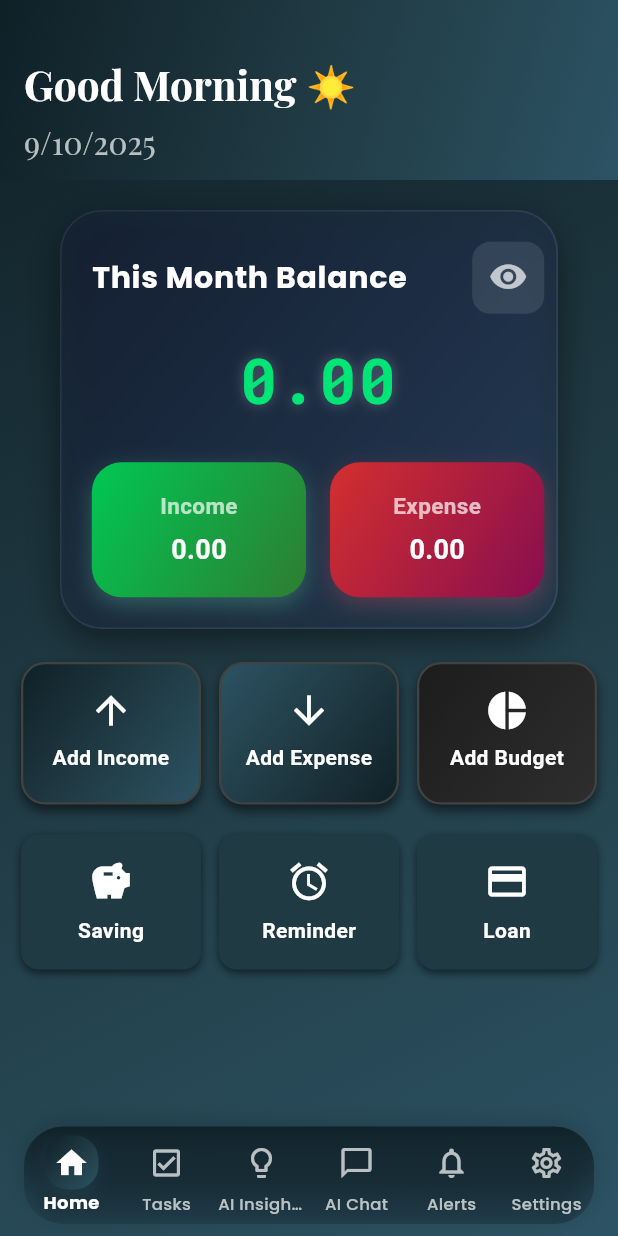
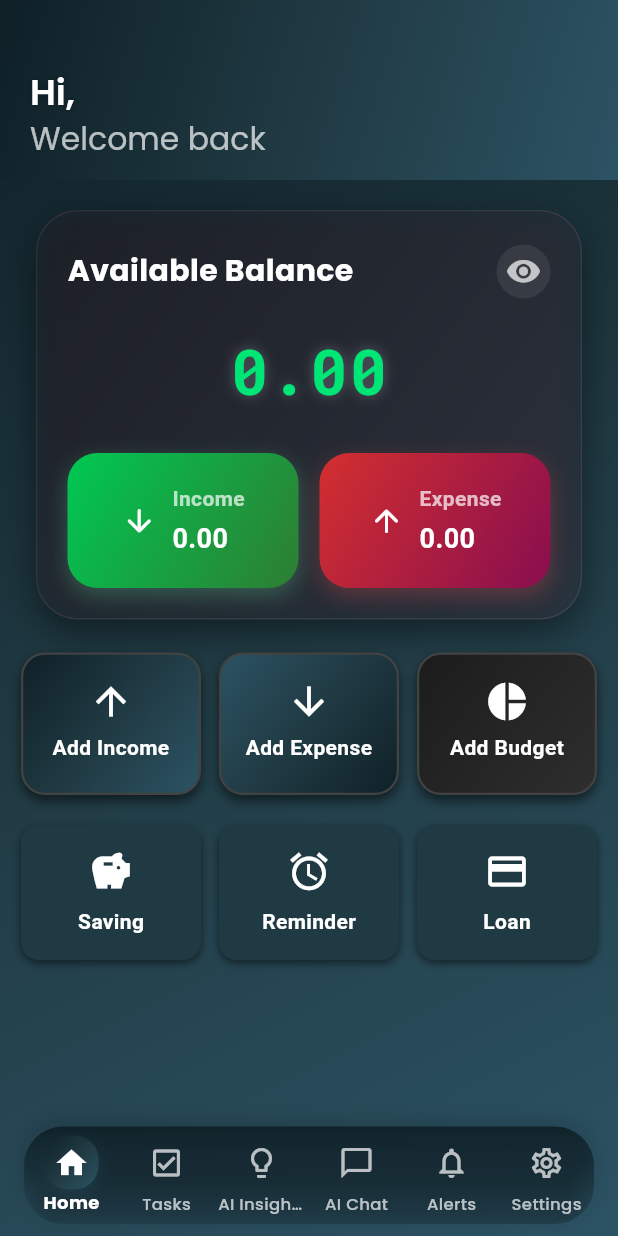
Before and after one commit to Muhammad-Rashid-172002/Artha-Expense-, a Flutter app: the HomeScreen screen opened directly, on a phone screen of 412 x 824 dp. Run offline on Flutter 3.47's test engine with Material 3 defaults, Android fonts, the phone set to English and light mode, and no system bars; our stand-ins replace cloud_firestore, firebase_auth, firebase_core, firebase_messaging, firebase_storage, fl_chart and 13 more; missing offline and left inert: currency_picker; accounts and stored records are empty.

```diff
--- a/lib/Screens/HomeScreen/homescreen.dart
+++ b/lib/Screens/HomeScreen/homescreen.dart
@@ -21,10 +21,18 @@ class _HomeScreenState extends State<HomeScreen> {
   int _currentIndex = 0;
   DateTime? _lastBackPressed;
 
-  final List<Widget> _pages = const [
+  // Define a dummy total value or fetch it from your data source
+  final double total = 0.0;
+
+
+  final List<Widget> _pages = [
     HomePage(),
     TaskPage(),
-    AiInsightsPage(),
+    AiInsightsPage(
+  totalIncome: 110.0 ,
+  totalExpense: 45.0,
+),
+
     Aichatbotpage(),
     NotificationsPage(),
     SettingsPage(),
--- a/lib/Screens/Pages/HomePage.dart
+++ b/lib/Screens/Pages/HomePage.dart
@@ -304,17 +304,18 @@ class _HomePageState extends State<HomePage> {
 
   Widget _buildBalanceCard(double totalIncome, double totalExpense) {
     double balance = totalIncome - totalExpense;
+
     return Padding(
-      padding: const EdgeInsets.symmetric(horizontal: 16),
+      padding: const EdgeInsets.symmetric(horizontal: 16, vertical: 12),
       child: Container(
-  margin: const EdgeInsets.symmetric(horizontal: 16, vertical: 12),
         decoration: BoxDecoration(
           gradient: const LinearGradient(
-      colors: [Color(0xFF141E30), Color(0xFF243B55)],
+            colors: [Color(0xFF1C1F26), Color(0xFF2C313C)],
             begin: Alignment.topLeft,
             end: Alignment.bottomRight,
           ),
           borderRadius: BorderRadius.circular(28),
+          border: Border.all(color: Colors.white.withOpacity(0.08)),
           boxShadow: [
             BoxShadow(
               color: Colors.black.withOpacity(0.45),
@@ -322,62 +323,56 @@ class _HomePageState extends State<HomePage> {
               offset: const Offset(0, 8),
             ),
           ],
-    border: Border.all(color: Colors.white.withOpacity(0.08), width: 1.2),
         ),
         child: ClipRRect(
           borderRadius: BorderRadius.circular(28),
           child: BackdropFilter(
-      filter: ImageFilter.blur(sigmaX: 12, sigmaY: 12),
+            filter: ImageFilter.blur(sigmaX: 10, sigmaY: 10),
             child: Padding(
-        padding: const EdgeInsets.fromLTRB(20, 20, 8, 20), // fixed overflow padding
+              padding: const EdgeInsets.fromLTRB(20, 22, 20, 20),
               child: Column(
                 crossAxisAlignment: CrossAxisAlignment.start,
                 children: [
-            // ===== Header =====
+                  // ===== Top Row (Title + Visibility Button) =====
                   Row(
+                    mainAxisAlignment: MainAxisAlignment.spaceBetween,
                     children: [
-                Expanded(
-                  child: Text(
-                    "This Month Balance",
+                      Text(
+                        "Available Balance",
                         style: GoogleFonts.poppins(
                           fontSize: 20,
                           fontWeight: FontWeight.w700,
                           color: Colors.white,
-                      letterSpacing: 0.5,
                         ),
                       ),
+                      GestureDetector(
+                        onTap: () {
+                          setState(() => _isHidden = !_isHidden);
+                        },
+                        child: Container(
+                          padding: const EdgeInsets.all(6),
+                          decoration: BoxDecoration(
+                            color: Colors.white.withOpacity(0.08),
+                            shape: BoxShape.circle,
                           ),
-                Container(
-                  decoration: BoxDecoration(
-                    color: Colors.white.withOpacity(0.1),
-                    borderRadius: BorderRadius.circular(12),
-                  ),
-                  child: IconButton(
-                    constraints: const BoxConstraints(),
-                    padding: const EdgeInsets.all(6),
-                    icon: Icon(
+                          child: Icon(
                             _isHidden
                                 ? Icons.visibility_off_rounded
                                 : Icons.visibility_rounded,
                             color: Colors.white70,
-                      size: 26,
+                            size: 24,
                           ),
-                    onPressed: () {
-                      setState(() {
-                        _isHidden = !_isHidden;
-                      });
-                    },
                         ),
                       ),
                     ],
                   ),
 
-            const SizedBox(height: 14),
+                  const SizedBox(height: 18),
 
-            // ===== Balance Display =====
+                  // ===== Balance =====
                   Center(
                     child: AnimatedSwitcher(
-                duration: const Duration(milliseconds: 500),
+                      duration: const Duration(milliseconds: 400),
                       child: Text(
                         _isHidden
                             ? "•••••"
@@ -403,104 +398,32 @@ class _HomePageState extends State<HomePage> {
 
                   const SizedBox(height: 25),
 
-            // ===== Income & Expense Boxes =====
+                  // ===== Income / Expense Summary =====
                   Row(
                     children: [
                       Expanded(
-                  child: GestureDetector(
-                    onTap: () => _showAddIncomeExpenseSheet("Income"),
-                    child: AnimatedContainer(
-                      duration: const Duration(milliseconds: 300),
-                      height: 90,
-                      decoration: BoxDecoration(
-                        gradient: const LinearGradient(
-                          colors: [Color(0xFF00C853), Color(0xFF2E7D32)],
-                          begin: Alignment.topLeft,
-                          end: Alignment.bottomRight,
-                        ),
-                        borderRadius: BorderRadius.circular(20),
-                        boxShadow: [
-                          BoxShadow(
-                            color: Colors.greenAccent.withOpacity(0.25),
-                            blurRadius: 12,
-                            offset: const Offset(0, 5),
-                          ),
+                        child: _buildStatBox(
+                          title: "Income",
+                          amount: totalIncome,
+                          gradientColors: const [
+                            Color(0xFF00C853),
+                            Color(0xFF2E7D32),
                           ],
-                      ),
-                      child: Column(
-                        mainAxisAlignment: MainAxisAlignment.center,
-                        children: [
-                          const Text(
-                            "Income",
-                            style: TextStyle(
-                              color: Colors.white70,
-                              fontSize: 15,
-                              fontWeight: FontWeight.w600,
+                          icon: Icons.arrow_downward_rounded,
+                          iconColor: Colors.greenAccent,
                         ),
                       ),
-                          const SizedBox(height: 6),
-                          Text(
-                            _isHidden
-                                ? "•••••"
-                                : "$currencySymbol${formatter.format(totalIncome)}",
-                            style: const TextStyle(
-                              color: Colors.white,
-                              fontSize: 18,
-                              fontWeight: FontWeight.bold,
-                            ),
-                          ),
+                      const SizedBox(width: 14),
+                      Expanded(
+                        child: _buildStatBox(
+                          title: "Expense",
+                          amount: totalExpense,
+                          gradientColors: const [
+                            Color(0xFFD32F2F),
+                            Color(0xFF880E4F),
                           ],
-                      ),
-                    ),
-                  ),
-                ),
-                const SizedBox(width: 16),
-                Expanded(
-                  child: GestureDetector(
-                    onTap: () => _showAddIncomeExpenseSheet("Expense"),
-                    child: AnimatedContainer(
-                      duration: const Duration(milliseconds: 300),
-                      height: 90,
-                      decoration: BoxDecoration(
-                        gradient: const LinearGradient(
-                          colors: [Color(0xFFD32F2F), Color(0xFF880E4F)],
-                          begin: Alignment.topLeft,
-                          end: Alignment.bottomRight,
-                        ),
-                        borderRadius: BorderRadius.circular(20),
-                        boxShadow: [
-                          BoxShadow(
-                            color: Colors.redAccent.withOpacity(0.25),
-                            blurRadius: 12,
-                            offset: const Offset(0, 5),
-                          ),
-                        ],
-                      ),
-                      child: Column(
-                        mainAxisAlignment: MainAxisAlignment.center,
-                        children: [
-                          const Text(
-                            "Expense",
-                            style: TextStyle(
-                              color: Colors.white70,
-                              fontSize: 15,
-                              fontWeight: FontWeight.w600,
-                            ),
-                          ),
-                          const SizedBox(height: 6),
-                          Text(
-                            _isHidden
-                                ? "•••••"
-                                : "$currencySymbol${formatter.format(totalExpense)}",
-                            style: const TextStyle(
-                              color: Colors.white,
-                              fontSize: 18,
-                              fontWeight: FontWeight.bold,
-                            ),
-                          ),
-                        ],
-                      ),
-                    ),
+                          icon: Icons.arrow_upward_rounded,
+                          iconColor: Colors.redAccent,
                         ),
                       ),
                     ],
@@ -510,8 +433,71 @@ class _HomePageState extends State<HomePage> {
             ),
           ),
         ),
-)
+      ),
+    );
+  }
 
+  /// Small reusable stat boxes (Income / Expense)
+  Widget _buildStatBox({
+    required String title,
+    required double amount,
+    required List<Color> gradientColors,
+    required IconData icon,
+    required Color iconColor,
+  }) {
+    return AnimatedContainer(
+      duration: const Duration(milliseconds: 300),
+      height: 90,
+      decoration: BoxDecoration(
+        gradient: LinearGradient(
+          colors: gradientColors,
+          begin: Alignment.topLeft,
+          end: Alignment.bottomRight,
+        ),
+        borderRadius: BorderRadius.circular(20),
+        boxShadow: [
+          BoxShadow(
+            color: iconColor.withOpacity(0.25),
+            blurRadius: 12,
+            offset: const Offset(0, 5),
+          ),
+        ],
+      ),
+      child: Padding(
+        padding: const EdgeInsets.symmetric(horizontal: 12),
+        child: Row(
+          mainAxisAlignment: MainAxisAlignment.center,
+          children: [
+            Icon(icon, color: Colors.white, size: 24),
+            const SizedBox(width: 10),
+            Column(
+              mainAxisAlignment: MainAxisAlignment.center,
+              crossAxisAlignment: CrossAxisAlignment.start,
+              children: [
+                Text(
+                  title,
+                  style: const TextStyle(
+                    color: Colors.white70,
+                    fontSize: 14,
+                    fontWeight: FontWeight.w600,
+                  ),
+                ),
+                const SizedBox(height: 4),
+                Text(
+                  _isHidden
+                      ? "•••••"
+                      : "$currencySymbol${formatter.format(amount)}",
+                  style: const TextStyle(
+                    color: Colors.white,
+                    fontSize: 18,
+                    fontWeight: FontWeight.bold,
+                  ),
+                ),
+              ],
+            ),
+          ],
+        ),
+      ),
     );
   }
 
@@ -598,16 +584,16 @@ class _HomePageState extends State<HomePage> {
       {"title": "Loan", "icon": Icons.credit_card},
     ];
 
-    String _getGreetingMessage() {
-      final hour = DateTime.now().hour;
-      if (hour < 12) {
-        return "Good Morning ☀️";
-      } else if (hour < 17) {
-        return "Good Afternoon 🌤️";
-      } else {
-        return "Good Evening 🌙";
-      }
-    }
+    // String _getGreetingMessage() {
+    //   final hour = DateTime.now().hour;
+    //   if (hour < 12) {
+    //     return "Good Morning ☀️";
+    //   } else if (hour < 17) {
+    //     return "Good Afternoon 🌤️";
+    //   } else {
+    //     return "Good Evening 🌙";
+    //   }
+    // }
 
     String _getFormattedDate() {
       final now = DateTime.now();
@@ -625,35 +611,57 @@ class _HomePageState extends State<HomePage> {
               expandedHeight: 120,
               collapsedHeight: kToolbarHeight,
               flexibleSpace: Container(
-                decoration: BoxDecoration(
-                  gradient: kPrimaryGradient, // your gradient
+                decoration: const BoxDecoration(
+                  gradient: kPrimaryGradient, // matches your dark theme
                 ),
                 child: FlexibleSpaceBar(
                   titlePadding: const EdgeInsetsDirectional.only(
-                    start: 16,
-                    bottom: 12,
+                    start: 20,
+                    bottom: 14,
                   ),
-                  title: Column(
+                  title: StreamBuilder<DocumentSnapshot>(
+                    stream: FirebaseFirestore.instance
+                        .collection('users')
+                        .doc(FirebaseAuth.instance.currentUser?.uid)
+                        .snapshots(),
+                    builder: (context, snapshot) {
+                      String name = 'User';
+                      if (snapshot.hasData && snapshot.data!.exists) {
+                        final data =
+                            snapshot.data!.data() as Map<String, dynamic>;
+                        name = data['name'] ?? 'User';
+                      }
+
+                      return Column(
                         crossAxisAlignment: CrossAxisAlignment.start,
                         mainAxisSize: MainAxisSize.min,
                         children: [
                           Text(
-                        _getGreetingMessage(),
-                        style: GoogleFonts.playfairDisplay(
-                          fontSize: 18,
-                          fontWeight: FontWeight.bold,
+                            "Hi, $name",
+                            style: GoogleFonts.poppins(
+                              fontSize: 16, // smaller font
+                              fontWeight: FontWeight.w600,
                               color: Colors.white,
+                              shadows: [
+                                Shadow(
+                                  color: Colors.black.withOpacity(0.3),
+                                  blurRadius: 6,
+                                ),
+                              ],
                             ),
                           ),
-                      const SizedBox(height: 4),
+                          const SizedBox(height: 2),
                           Text(
-                        _getFormattedDate(),
-                        style: GoogleFonts.playfairDisplay(
-                          fontSize: 14,
+                            "Welcome back",
+                            style: GoogleFonts.poppins(
+                              fontSize: 14, // smaller subtitle font
+                              fontWeight: FontWeight.w400,
                               color: Colors.white70,
                             ),
                           ),
                         ],
+                      );
+                    },
                   ),
                 ),
               ),
@@ -729,12 +737,8 @@ class _HomePageState extends State<HomePage> {
                                 padding: const EdgeInsets.all(16),
                                 decoration: BoxDecoration(
                                   color: isSelected
-                                      ? const Color(
-                                          0xFF2C5364,
-                                        ) // Dark blue for selected
-                                      : const Color(
-                                          0xFF203A43,
-                                        ), // Dark gray/blue for unselected
+                                      ? const Color(0xFF2C5364)
+                                      : const Color(0xFF203A43),
                                   borderRadius: BorderRadius.circular(12),
                                   boxShadow: const [
                                     BoxShadow(
@@ -749,14 +753,14 @@ class _HomePageState extends State<HomePage> {
                                     Icon(
                                       card['icon'],
                                       size: 30,
-                                      color: Colors.white, // White for contrast
+                                      color: Colors.white,
                                     ),
                                     const SizedBox(height: 8),
                                     Text(
                                       card['title'],
                                       style: const TextStyle(
                                         fontWeight: FontWeight.bold,
-                                        color: Colors.white, // White text
+                                        color: Colors.white,
                                       ),
                                     ),
                                   ],
```
Also changed, not shown: lib/Screens/Pages/AiChatbotPage.dart (+59 -36 lines), lib/Screens/Pages/AiInsightsPage.dart (+118 -150 lines), lib/Screens/Pages/Notification.dart (+19 -12 lines), lib/Screens/Pages/expanse/totalExpanse.dart (+23 -11 lines). Lines whose indentation alone changed are shown as unchanged.
